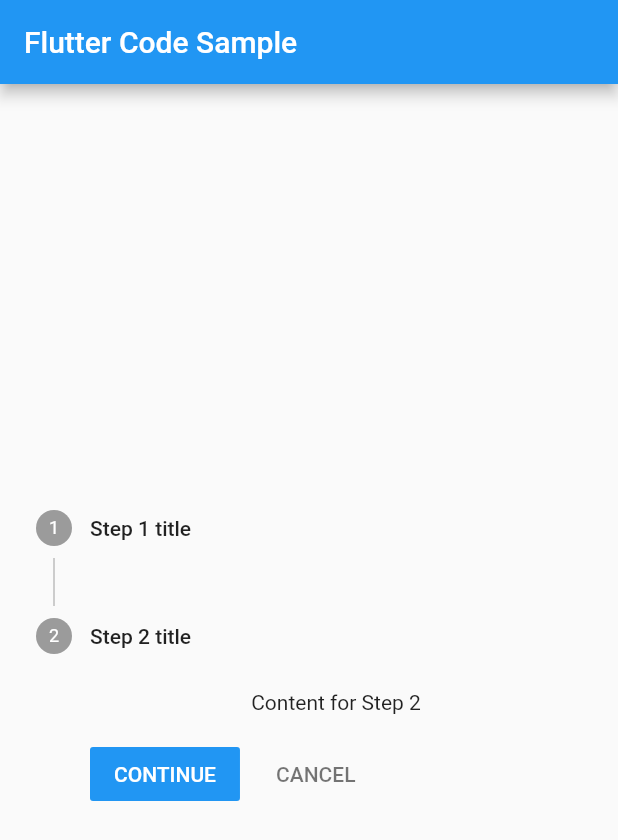
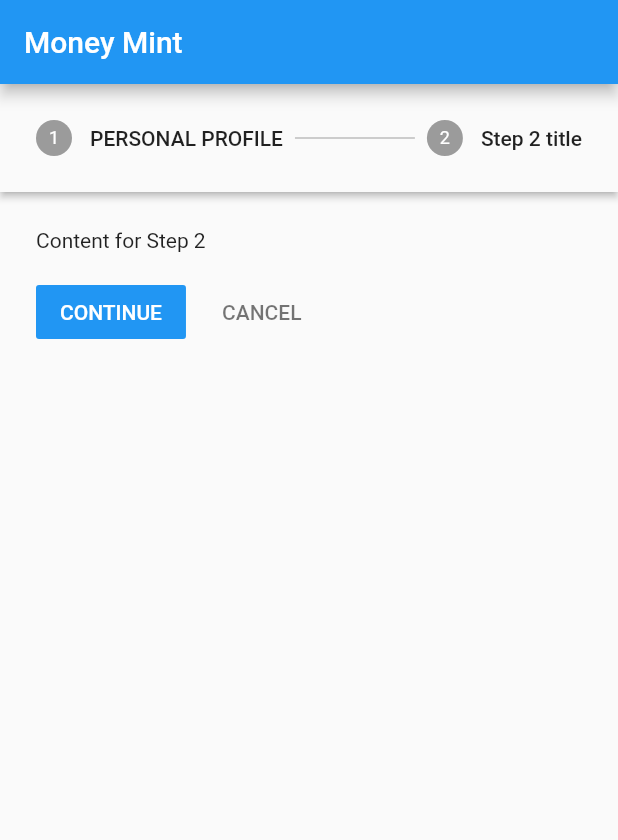
Before and after one commit to abinash134/Bankcom, a Flutter app: the screen it shows after launch, after a tap on an icon or button, on a phone screen of 412 x 824 dp. Shown: the top 840 px of the screen. Run offline on Flutter 3.47's test engine with Material 2 defaults, Android fonts, the phone set to English and light mode, and no system bars.

Commit message:
personal details on the go

```diff
--- a/bankcom/lib/main.dart
+++ b/bankcom/lib/main.dart
@@ -1,3 +1,4 @@
+import 'package:bankcom/userinput.dart';
 import 'package:flutter/material.dart';
 
 void main() => runApp(const MyApp());
@@ -5,7 +6,7 @@ void main() => runApp(const MyApp());
 class MyApp extends StatelessWidget {
   const MyApp({Key? key}) : super(key: key);
 
-  static const String _title = 'Flutter Code Sample';
+  static const String _title = 'Money Mint';
 
   @override
   Widget build(BuildContext context) {
@@ -13,87 +14,10 @@ class MyApp extends StatelessWidget {
       title: _title,
       home: Scaffold(
         appBar: AppBar(title: const Text(_title)),
-        body: const Center(
-          child: MyStatefulWidget(),
+        body:  Center(
+          child: UserInput(),
         ),
       ),
     );
   }
 }
-
-class MyStatefulWidget extends StatefulWidget {
-  const MyStatefulWidget({Key? key}) : super(key: key);
-
-  @override
-  State<MyStatefulWidget> createState() => _MyStatefulWidgetState();
-}
-
-class _MyStatefulWidgetState extends State<MyStatefulWidget> {
-  int _index = 0;
-
-  @override
-  Widget build(BuildContext context) {
-    return Stepper(
-      currentStep: _index,
-      onStepCancel: () {
-        if (_index > 0) {
-          setState(() {
-            _index -= 1;
-          });
-        }
-      },
-      onStepContinue: () {
-        if (_index <= 0) {
-          setState(() {
-            _index += 1;
-          });
-        }
-      },
-      onStepTapped: (int index) {
-        setState(() {
-          _index = index;
-        });
-      },
-      steps: <Step>[
-        Step(
-          title: const Text('Step 1 title'),
-          content: Column(
-            children: [
-              Row(
-                children: [
-                  Container(
-                    alignment: Alignment.topLeft,
-                    width: 300,
-                    child: TextFormField(
-                      decoration: const InputDecoration(
-                        border: UnderlineInputBorder(),
-                        labelText: 'Enter First Name',
-                      ),
-                    ),
-                  ),
-                  const SizedBox(
-                    width: 5,
-                  ),
-                  Container(
-                    alignment: Alignment.topLeft,
-                    width: 300,
-                    child: TextFormField(
-                      decoration: const InputDecoration(
-                        border: UnderlineInputBorder(),
-                        labelText: 'Enter Last Name',
-                      ),
-                    ),
-                  ),
-                ],
-              ),
-            ],
-          ),
-        ),
-        const Step(
-          title: Text('Step 2 title'),
-          content: Text('Content for Step 2'),
-        ),
-      ],
-    );
-  }
-}
--- /dev/null
+++ b/bankcom/lib/steps_body/personalProfileBody.dart
@@ -0,0 +1,143 @@
+import 'package:flutter/material.dart';
+
+
+
+
+
+
+
+enum Gender { Male, Felmale ,Other}
+class PersonalProfileBody extends StatefulWidget {
+  const PersonalProfileBody({Key? key}) : super(key: key);
+
+  @override
+  _PersonalProfileBodyState createState() => _PersonalProfileBodyState();
+}
+
+class _PersonalProfileBodyState extends State<PersonalProfileBody> {
+
+  TextEditingController _firstnameController = TextEditingController();
+  TextEditingController _secondnameController = TextEditingController();
+  TextEditingController _pannumberController = TextEditingController();
+  TextEditingController _ageController = TextEditingController();
+ void formvalidator(){
+    if (_formKey.currentState!.validate()) {
+      // If the form is valid, display a snackbar. In the real world,
+      // you'd often call a server or save the information in a database.
+      ScaffoldMessenger.of(context).showSnackBar(
+        const SnackBar(content: Text('Processing Data')),
+      );
+    }
+  }
+  final _formKey = GlobalKey<FormState>();
+ Gender? _genderGroup = Gender.Male;
+  @override
+  Widget build(BuildContext context) {
+    return SingleChildScrollView(
+      scrollDirection: Axis.vertical,
+      child: Form(
+        key: _formKey,
+        child: Column(
+          crossAxisAlignment: CrossAxisAlignment.start,
+          children: <Widget>[
+            headingText("Enter Your Name"),
+            inputTextField("First Name",_firstnameController),
+            inputTextField("Last Name",_secondnameController),
+            headingText("Enter Your Pan Card Number"),
+            inputTextField("Pan",_pannumberController),
+            headingText("Enter Your Age"),
+            inputTextField("Age",_ageController),
+            headingText("What is Your gender?"),
+            Column(
+              children: [
+                SizedBox(
+                  width: 150,
+                  child: ListTile(
+                    title: const Text('Male'),
+                    leading: Radio<Gender>(
+                      value: Gender.Male,
+                      groupValue: _genderGroup,
+                      onChanged: (Gender? value) {
+                        setState(() {
+                          _genderGroup = value;
+                        });
+                      },
+                    ),
+                  ),
+                ),
+                SizedBox(
+                  width: 150,
+                  child: ListTile(
+                    title: const Text('Female'),
+                    leading: Radio<Gender>(
+                      value: Gender.Felmale,
+                      groupValue: _genderGroup,
+                      onChanged: (Gender? value) {
+                        setState(() {
+                          _genderGroup = value;
+                        });
+                      },
+                    ),
+                  ),
+                ),
+                SizedBox(
+                  width: 150,
+                  child: ListTile(
+                    title: const Text('Other'),
+                    leading: Radio<Gender>(
+                      value: Gender.Other,
+                      groupValue: _genderGroup,
+                      onChanged: (Gender? value) {
+                        setState(() {
+                          _genderGroup = value;
+                        });
+                      },
+                    ),
+                  ),
+                ),
+              ],
+            ),
+          ],
+        ),
+      ),
+    );
+  }
+}
+
+
+Widget inputTextField(String labletext,TextEditingController controller){
+  return  Padding(
+    padding: const EdgeInsets.all(8.0),
+    child: Container(
+      alignment: Alignment.topLeft,
+      width: 300,
+      child: TextFormField(
+        controller: controller,
+        validator: (value) {
+          if (value == null || value.isEmpty) {
+            return 'Please enter some text';
+          }
+          return null;
+        },
+        decoration:  InputDecoration(
+          border: const OutlineInputBorder(),
+          labelText: labletext,
+        ),
+      ),
+    ),
+  );
+}
+
+Widget headingText(String heading){
+  return Padding(
+    padding: const EdgeInsets.all(8.0),
+    child: Text(
+      heading,
+      style: const TextStyle(
+        color: Colors.black,
+        fontWeight: FontWeight.bold,
+        fontSize: 20
+      ),
+    ),
+  );
+}
--- /dev/null
+++ b/bankcom/lib/userinput.dart
@@ -0,0 +1,58 @@
+import 'package:bankcom/steps_body/personalProfileBody.dart';
+import 'package:flutter/material.dart';
+
+class UserInput extends StatefulWidget {
+  const UserInput({Key? key}) : super(key: key);
+
+  @override
+  State<UserInput> createState() => _UserInputState();
+}
+
+class _UserInputState extends State<UserInput> {
+  PersonalProfileBody pb = PersonalProfileBody();
+  int _index = 0;
+  List<String> mainsteps = ["personalProfile",""];
+  List<Function> confirmFuncs = [];
+  @override
+  Widget build(BuildContext context) {
+    return Stepper(
+      type: StepperType.horizontal,
+      currentStep: _index,
+      onStepCancel: () {
+        if (_index > 0) {
+          setState(() {
+            _index -= 1;
+          });
+        }
+      },
+      onStepContinue: () {
+        if (_index <= 0) {
+          setState(() {
+            _index += 1;
+          });
+        }
+      },
+      onStepTapped: (int index) {
+        setState(() {
+          _index = index;
+        });
+      },
+      steps: <Step>[
+        personalProfile(mainsteps.indexOf("personalProfile")==_index),
+        const Step(
+          title: Text('Step 2 title'),
+          content: Text('Content for Step 2'),
+        ),
+      ],
+    );
+  }
+}
+
+
+Step personalProfile(bool isactive){
+  return Step(
+    isActive:isactive,
+    title: const Text('PERSONAL PROFILE'),
+    content: PersonalProfileBody(),
+  );
+}
```
Also changed, not shown: 1 other file.
